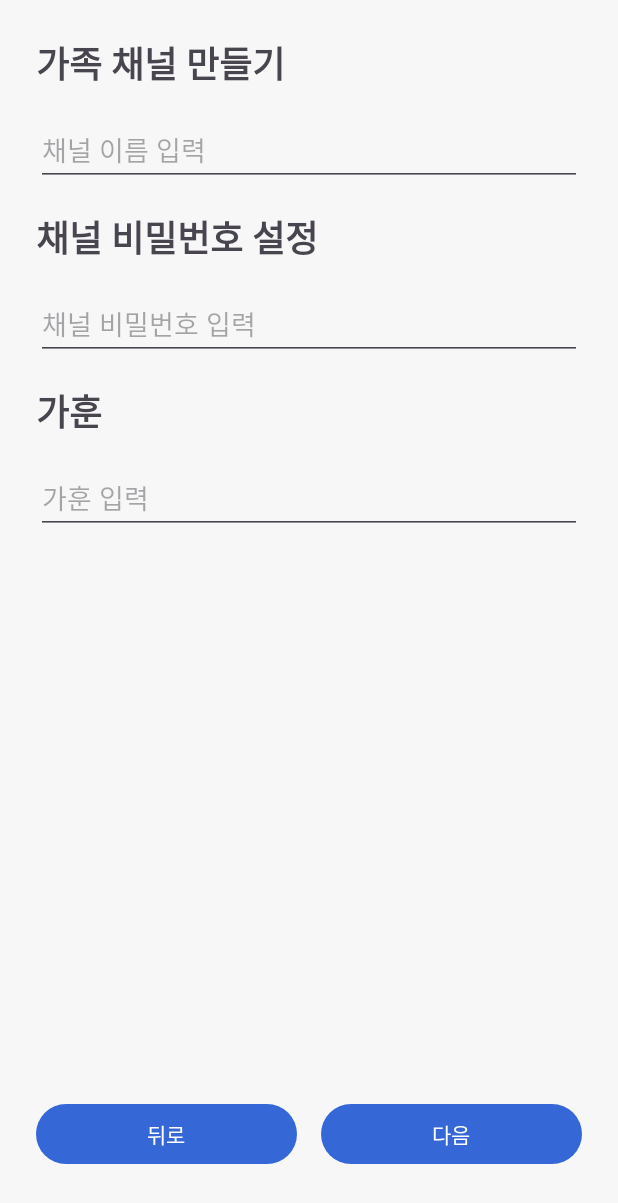
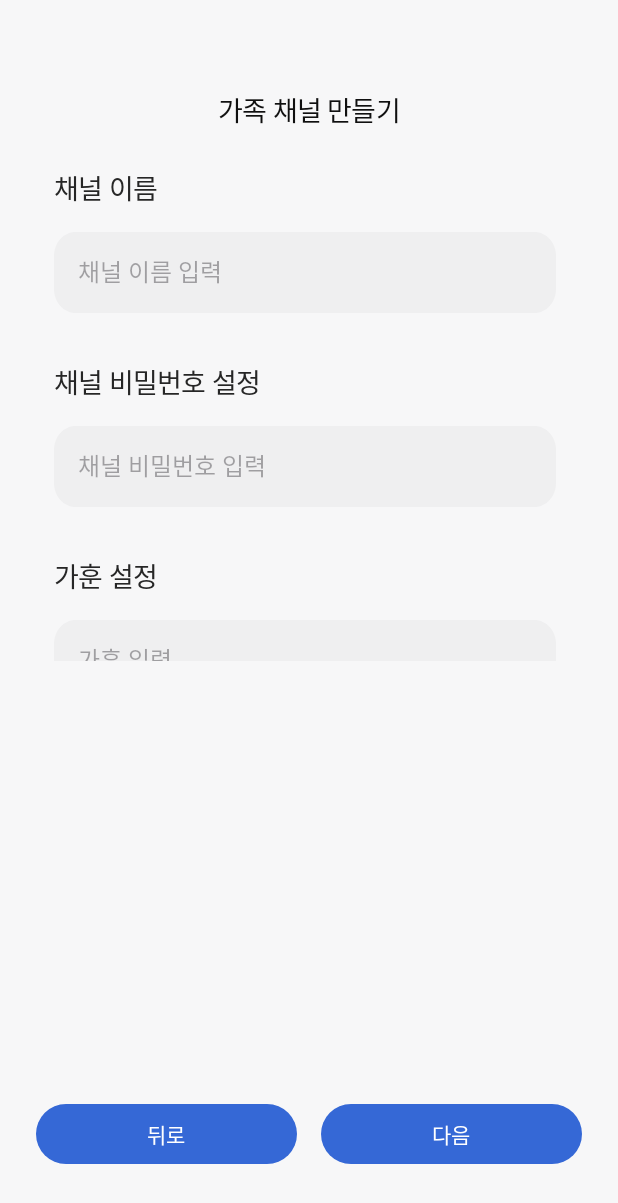
Before and after one commit to sanggyoon/Moodigae_familySNS, an Android app: the CreateChannelFragment screen opened through its navigation route, on a phone screen of 412 x 824 dp. Shown: the top 1203 px of the screen. Run offline under Robolectric (Android 15) with nearby library versions, the phone set to English and light mode, and no system bars; our stand-ins replace Firebase (no records; nobody signed in at launch, a user with empty details on screens opened directly).

Commit message:
front : family_create_channel fragment UI update

```diff
--- /dev/null
+++ b/app/src/main/res/drawable/input.xml
@@ -0,0 +1,15 @@
+<vector
+    xmlns:android="http://schemas.android.com/apk/res/android"
+    xmlns:aapt="http://schemas.android.com/aapt"
+    android:width="372dp"
+    android:height="54dp"
+    android:viewportWidth="372"
+    android:viewportHeight="54">
+    <group>
+        <clip-path
+            android:pathData="M16 0H356C364.837 0 372 7.16344 372 16V38C372 46.8366 364.837 54 356 54H16C7.16344 54 0 46.8366 0 38V16C0 7.16344 7.16344 0 16 0Z"/>
+        <path
+            android:pathData="M0 0V54H372V0"
+            android:fillColor="#EFEFF0"/>
+    </group>
+</vector>
--- a/app/src/main/res/layout/fragment_create_channel.xml
+++ b/app/src/main/res/layout/fragment_create_channel.xml
@@ -4,82 +4,140 @@
     xmlns:app="http://schemas.android.com/apk/res-auto"
     android:id="@+id/create_channel_layout"
     android:layout_width="match_parent"
-    android:layout_height="match_parent"
-    android:padding="24dp">
+    android:layout_height="match_parent">
 
-    <ScrollView
-        android:id="@+id/scrollView"
+    <!-- 상단 제목을 상대적 위치로 변경 -->
+    <TextView
+        android:id="@+id/text_create_channel_title"
+        android:layout_width="0dp"
+        android:layout_height="wrap_content"
+        android:text="@string/create_channel_title"
+        android:textAppearance="@style/CreateChannelTitleStyle"
+        android:lineSpacingExtra="2sp"
+        android:translationY="-0.96sp"
+        android:gravity="center_horizontal|top"
+        app:layout_constraintWidth_percent="0.32"
+        app:layout_constraintHeight_percent="0.03"
+        app:layout_constraintTop_toTopOf="parent"
+        app:layout_constraintStart_toStartOf="parent"
+        app:layout_constraintEnd_toEndOf="parent"
+        android:layout_marginTop="60dp"/>
+
+    <!-- 기존 LinearLayout -->
+    <LinearLayout
+        android:id="@+id/content_layout"
         android:layout_width="0dp"
         android:layout_height="0dp"
-        app:layout_constraintTop_toTopOf="parent"
-        app:layout_constraintBottom_toTopOf="@+id/button_layout"
+        android:layout_marginStart="20dp"
+        android:layout_marginEnd="20dp"
+        android:layout_marginTop="111dp"
+        android:orientation="vertical"
+        android:gravity="center_horizontal"
+        app:layout_constraintWidth_percent="0.89"
+        app:layout_constraintHeight_percent="0.41"
         app:layout_constraintStart_toStartOf="parent"
-        app:layout_constraintEnd_toEndOf="parent">
+        app:layout_constraintTop_toTopOf="parent">
 
-        <LinearLayout
+        <!-- 채널 이름 섹션 -->
+        <TextView
+            android:id="@+id/text_channel_name"
             android:layout_width="match_parent"
             android:layout_height="wrap_content"
-            android:orientation="vertical">
+            android:text="@string/channel_name"
+            android:textAppearance="@style/ChannelTitleStyle"
+            android:layout_marginBottom="16dp"
+            android:layout_marginHorizontal="16dp"/>
 
-            <TextView
-                android:id="@+id/text_create_channel_title"
-                android:layout_width="wrap_content"
-                android:layout_height="wrap_content"
-                android:text="가족 채널 만들기"
-                android:textSize="24sp"
-                android:textStyle="bold"
-                android:layout_marginBottom="16dp"/>
+        <RelativeLayout
+            android:id="@+id/input_channel_name"
+            android:layout_width="match_parent"
+            android:layout_height="54dp"
+            android:clipToOutline="true"
+            android:background="@drawable/input"
+            android:layout_marginBottom="32dp"
+            android:layout_marginHorizontal="16dp">
 
             <EditText
                 android:id="@+id/edit_channel_input_title"
                 android:layout_width="match_parent"
-                android:layout_height="wrap_content"
+                android:layout_height="match_parent"
                 android:hint="채널 이름 입력"
                 android:inputType="textPersonName"
-                android:layout_marginBottom="16dp"/>
+                android:background="@android:color/transparent"
+                android:padding="16dp"
+                android:textSize="16sp"/>
+        </RelativeLayout>
 
-            <TextView
-                android:id="@+id/text_create_channel_password"
-                android:layout_width="wrap_content"
-                android:layout_height="wrap_content"
-                android:text="채널 비밀번호 설정"
-                android:textSize="24sp"
-                android:textStyle="bold"
-                android:layout_marginBottom="16dp"/>
+        <!-- 채널 비밀번호 섹션 -->
+        <TextView
+            android:id="@+id/text_channel_password"
+            android:layout_width="match_parent"
+            android:layout_height="wrap_content"
+            android:text="@string/channel_password_setting"
+            android:textAppearance="@style/ChannelTitleStyle"
+            android:layout_marginBottom="16dp"
+            android:layout_marginHorizontal="16dp"/>
+
+        <RelativeLayout
+            android:id="@+id/input_channel_password"
+            android:layout_width="match_parent"
+            android:layout_height="54dp"
+            android:clipToOutline="true"
+            android:background="@drawable/input"
+            android:layout_marginBottom="32dp"
+            android:layout_marginHorizontal="16dp">
 
             <EditText
                 android:id="@+id/edit_channel_input_password"
                 android:layout_width="match_parent"
-                android:layout_height="wrap_content"
+                android:layout_height="match_parent"
                 android:hint="채널 비밀번호 입력"
                 android:inputType="textPassword"
-                android:layout_marginBottom="16dp"/>
+                android:background="@android:color/transparent"
+                android:padding="16dp"
+                android:textSize="16sp"/>
+        </RelativeLayout>
 
-            <TextView
-                android:id="@+id/text_create_motto"
-                android:layout_width="wrap_content"
-                android:layout_height="wrap_content"
-                android:text="가훈"
-                android:textSize="24sp"
-                android:textStyle="bold"
-                android:layout_marginBottom="16dp"/>
+        <!-- 가훈 섹션 -->
+        <TextView
+            android:id="@+id/text_family_motto"
+            android:layout_width="match_parent"
+            android:layout_height="wrap_content"
+            android:text="@string/family_motto_setting"
+            android:textAppearance="@style/ChannelTitleStyle"
+            android:layout_marginBottom="16dp"
+            android:layout_marginHorizontal="16dp"/>
+
+        <RelativeLayout
+            android:id="@+id/input_family_motto"
+            android:layout_width="match_parent"
+            android:layout_height="54dp"
+            android:clipToOutline="true"
+            android:background="@drawable/input"
+            android:layout_marginBottom="32dp"
+            android:layout_marginHorizontal="16dp">
 
             <EditText
                 android:id="@+id/edit_channel_input_motto"
                 android:layout_width="match_parent"
-                android:layout_height="wrap_content"
+                android:layout_height="match_parent"
+                android:background="@android:color/transparent"
                 android:hint="가훈 입력"
                 android:inputType="text"
-                android:layout_marginBottom="16dp"/>
-        </LinearLayout>
-    </ScrollView>
+                android:padding="16dp"
+                android:textSize="16sp" />
+        </RelativeLayout>
+    </LinearLayout>
 
+    <!-- 버튼 영역 -->
     <LinearLayout
         android:id="@+id/button_layout"
         android:layout_width="0dp"
         android:layout_height="wrap_content"
         android:orientation="horizontal"
         android:gravity="center"
+        android:layout_marginHorizontal="24dp"
+        android:layout_marginBottom="24dp"
         app:layout_constraintBottom_toBottomOf="parent"
         app:layout_constraintStart_toStartOf="parent"
         app:layout_constraintEnd_toEndOf="parent">
--- a/app/src/main/res/layout/fragment_login.xml
+++ b/app/src/main/res/layout/fragment_login.xml
@@ -46,4 +46,6 @@
         android:text="Google 로그인"
         tools:layout_editor_absoluteX="113dp"
         tools:layout_editor_absoluteY="206dp" />
+
+
 </androidx.constraintlayout.widget.ConstraintLayout>
--- a/app/src/main/res/values/strings.xml
+++ b/app/src/main/res/values/strings.xml
@@ -1,5 +1,10 @@
 <resources>
     <string name="app_name">FamilySNS</string>
-    <!-- TODO: Remove or change this placeholder text -->
     <string name="hello_blank_fragment">Hello blank fragment</string>
+
+    <!-- 채널 생성 관련 텍스트 -->
+    <string name="create_channel_title">가족 채널 만들기</string>
+    <string name="channel_name">채널 이름</string>
+    <string name="channel_password_setting">채널 비밀번호 설정</string>
+    <string name="family_motto_setting">가훈 설정</string>
 </resources>
--- /dev/null
+++ b/app/src/main/res/values/styles.xml
@@ -0,0 +1,20 @@
+<?xml version="1.0" encoding="utf-8"?>
+<resources>
+    <style name="CreateChannelTitleStyle">
+        <item name="android:textSize">18sp</item>
+        <item name="android:letterSpacing">-0.03</item>
+        <item name="android:textColor">#101010</item>
+        <item name="android:lineSpacingExtra">2sp</item>
+        <item name="android:translationY">-0.96sp</item>
+        <item name="android:gravity">center_horizontal|top</item>
+    </style>
+
+    <style name="ChannelTitleStyle">
+        <item name="android:textSize">18sp</item>
+        <item name="android:letterSpacing">-0.03</item>
+        <item name="android:textColor">#262626</item>
+        <item name="android:lineSpacingExtra">2sp</item>
+        <item name="android:translationY">-0.96sp</item>
+        <item name="android:gravity">top</item>
+    </style>
+</resources>
--- a/app/src/main/res/values/themes.xml
+++ b/app/src/main/res/values/themes.xml
@@ -14,4 +14,30 @@
     </style>
 
     <style name="Theme.FamilySNS" parent="Base.Theme.FamilySNS" />
+
+    <!-- 컴포넌트 스타일들 -->
+    <style name="CreateChannelTitleStyle">
+        <item name="android:textSize">18sp</item>
+        <item name="android:letterSpacing">-0.03</item>
+        <item name="android:textColor">#101010</item>
+        <item name="android:lineSpacingExtra">2sp</item>
+        <item name="android:translationY">-0.96sp</item>
+        <item name="android:gravity">center_horizontal|top</item>
+    </style>
+
+    <style name="ChannelTitleStyle">
+        <item name="android:textSize">18sp</item>
+        <item name="android:letterSpacing">-0.03</item>
+        <item name="android:textColor">#262626</item>
+        <item name="android:lineSpacingExtra">2sp</item>
+        <item name="android:translationY">-0.96sp</item>
+        <item name="android:gravity">top</item>
+    </style>
+
+    <style name="ChannelInputStyle">
+        <item name="android:textSize">16sp</item>
+        <item name="android:textColor">#262626</item>
+        <item name="android:background">@android:color/transparent</item>
+        <item name="android:padding">16dp</item>
+    </style>
 </resources>
```
